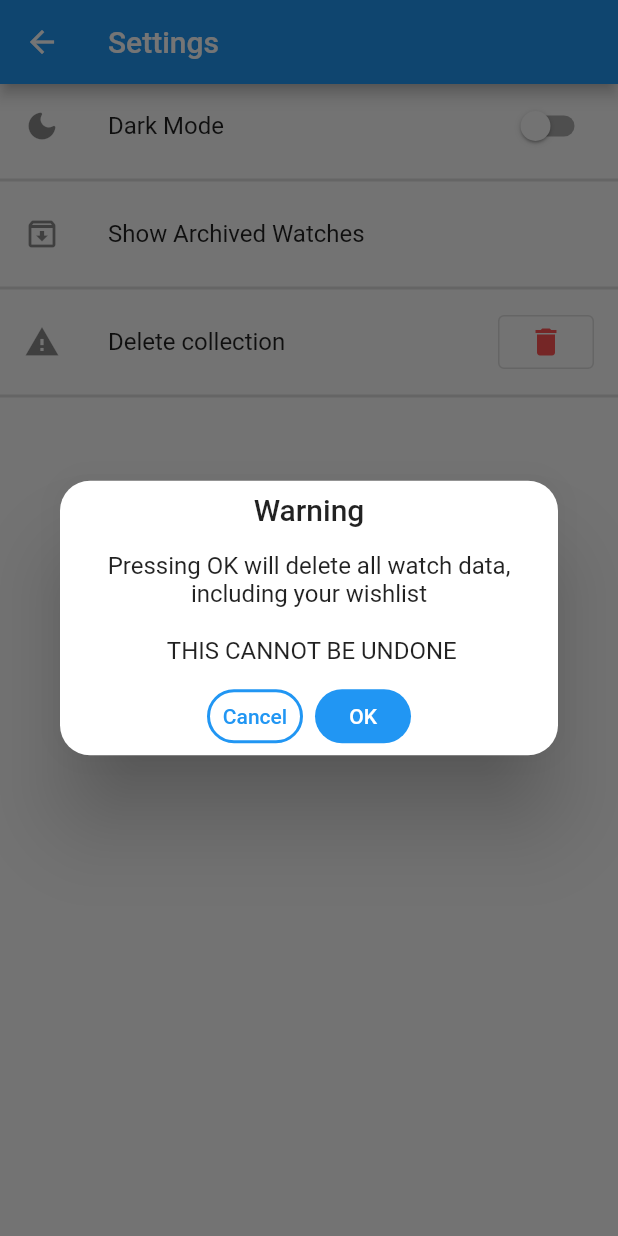
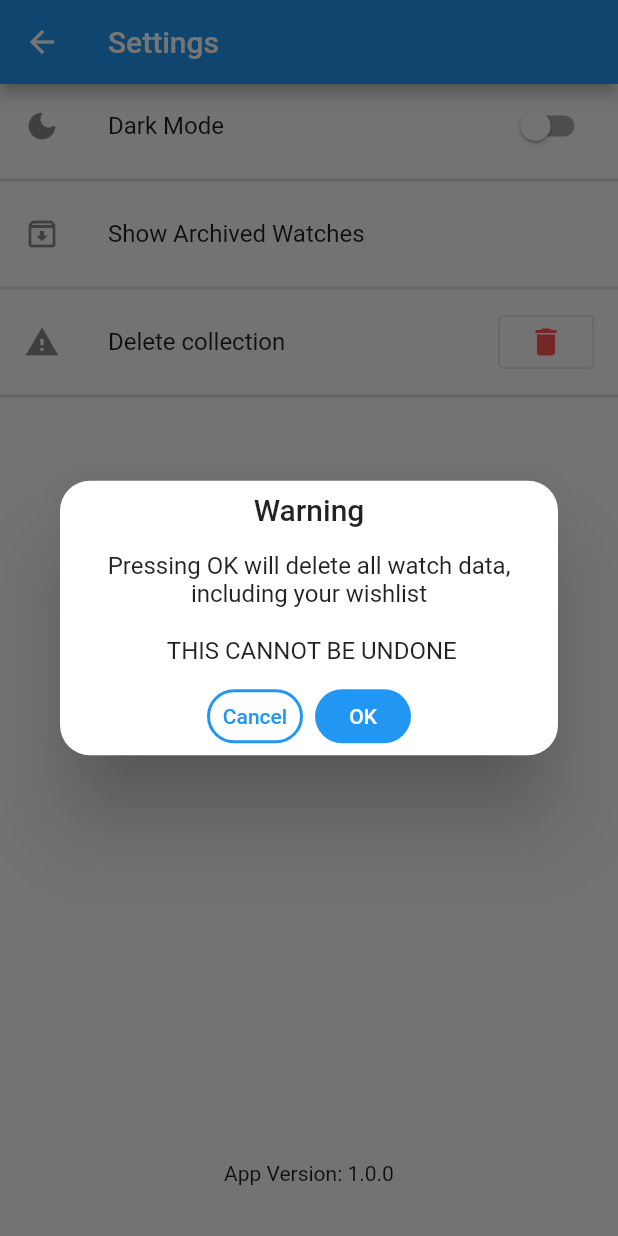
Before and after one commit to Stif-UK/WristCheck, a Flutter app: the SettingsPage screen opened directly, after a tap on the "delete" icon, on a phone screen of 412 x 824 dp. Run offline on Flutter 3.47's test engine with Material 2 defaults, Android fonts, the phone set to English and light mode, and no system bars; our stand-ins replace flutter_markdown, get, hive, hive_flutter, image_cropper, image_picker and 3 more; accounts and stored records are empty.

Commit message:
Added version number check on status page - may not work on iOS

```diff
--- a/lib/ui/SettingsPage.dart
+++ b/lib/ui/SettingsPage.dart
@@ -1,13 +1,18 @@
 import 'package:flutter/material.dart';
+import 'package:flutter/services.dart';
 import 'package:get/get.dart';
 import 'package:wristcheck/boxes.dart';
 import 'package:wristcheck/ui/archived.dart';
 import 'package:wristcheck/copy/snackbars.dart';
+import 'package:package_info_plus/package_info_plus.dart';
 
 
 
 
 class SettingsPage extends StatefulWidget{
+
+
+
 
 @override
   State<SettingsPage> createState() => _SettingsPageState();
@@ -17,7 +22,18 @@ class _SettingsPageState extends State<SettingsPage> {
 
   bool _darkModeToggle = false;
   final watchBox = Boxes.getWatches();
+  String _buildVersion = "Not Determined";
 
+
+  @override
+  void initState() {
+    super.initState();
+    _getBuildVersion().then((val) {
+      setState(() {
+        _buildVersion = val;
+      });
+    });
+  }
 
   @override
   Widget build(BuildContext context) {
@@ -26,7 +42,10 @@ class _SettingsPageState extends State<SettingsPage> {
         title: const Text("Settings"),
         leading:  IconButton(onPressed: (){Navigator.pop(context);}, icon: const Icon(Icons.arrow_back)),
       ),
-      body: ListView(
+      body: Column(
+        children: [
+          Expanded(
+            child: ListView(
               children: [
                 SwitchListTile(
                   title: const Text("Dark Mode"),
@@ -78,8 +97,23 @@ class _SettingsPageState extends State<SettingsPage> {
                 const Divider(thickness: 2,),
               ],
             ),
+          ),
+
+          SizedBox(
+            height: 50,
+            child: Text("App Version: $_buildVersion")
+          )
+        ],
+      ),
 
 
     );
   }
+
+  Future<String> _getBuildVersion() async {
+    PackageInfo packageInfo = await PackageInfo.fromPlatform();
+    return packageInfo.version;
+
   }
+
+}
--- a/pubspec.yaml
+++ b/pubspec.yaml
@@ -48,7 +48,7 @@ dependencies:
   image_cropper: ^3.0.0
   path_provider: ^2.0.11
   flutter_markdown: ^0.6.10+5
-  url_launcher: ^6.1.5
+  package_info_plus: ^1.4.3+1
 
 dev_dependencies:
   flutter_test:
```
Also changed, not shown: pubspec.lock. Lines whose indentation alone changed are shown as unchanged.
